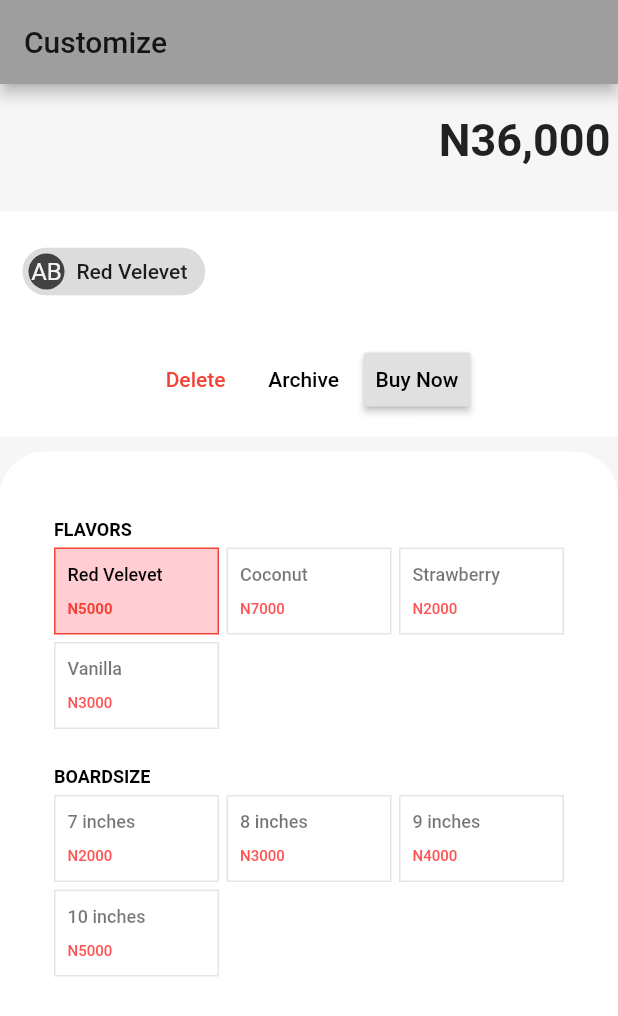
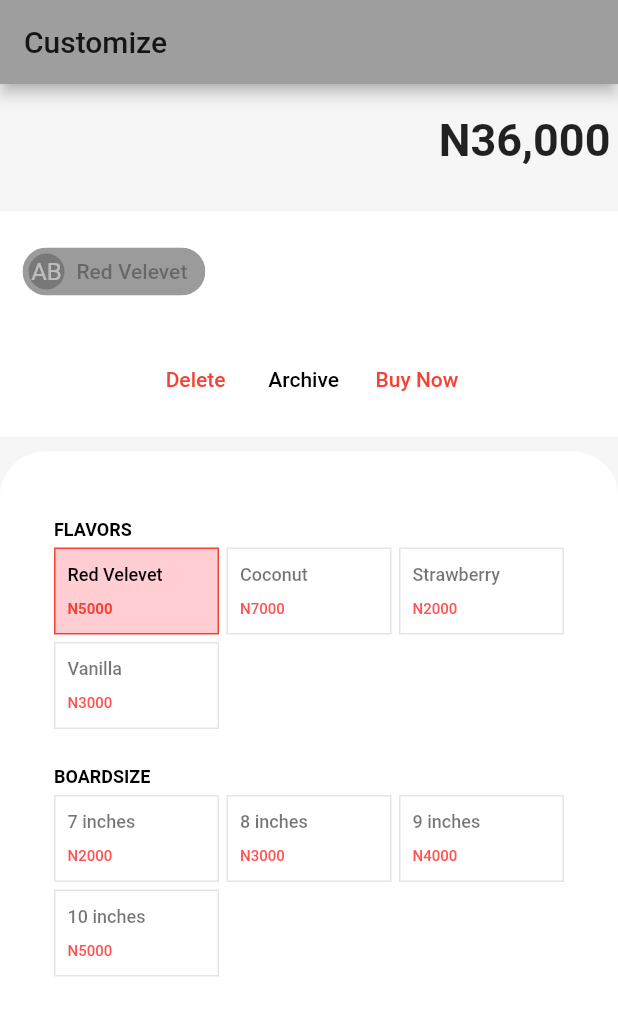
Before and after one commit to mujeex/flutter_fluffy, a Flutter app: the screen it shows after launch, after a tap on "Red Velevet", on a phone screen of 412 x 824 dp. Shown: the top 1016 px of the screen. Run offline on Flutter 3.47's test engine with Material 2 defaults, Android fonts, the phone set to English and light mode, and no system bars.

Commit message:
refactor:remove toggleSelectedItem from combo-row

```diff
--- a/lib/providers/ingredientData.dart
+++ b/lib/providers/ingredientData.dart
@@ -5,24 +5,7 @@ import 'package:flutter_fluffy/models/selection_model.dart';
 
 class IngredientData with ChangeNotifier{
 
-  List<Map<String,String>> flavors = [
-    {
-      'title': 'Red Velevet',
-      'price': 'N5000',
-    },
-    {
-      'title': 'Coconut',
-      'price': 'N7000',
-    },
-    {
-      'title': 'Strawberry',
-      'price': 'N2000',
-    },
-    {
-      'title': 'Vanilla',
-      'price': 'N3000',
-    }
-  ];
+
 
   List<Map<String,dynamic>> _ingredientsList = [
     {
--- a/lib/utility/widget_generator.dart
+++ b/lib/utility/widget_generator.dart
@@ -19,10 +19,10 @@ List<SelectionItem> generateSelectionItemWidgets(List<SelectionModel> ingredient
           price: ingredientModelWidget.price,
           isSelected: ingredientModelWidget.isSelected,
           onPressed:(){
+            //Toggle the on/off of selected items.
             Provider.of<IngredientData>(context,listen: false).updateSelection(ingredientModelWidget);
-            //Add selected item to combo list provider
+            //Add selected item to combo list provider.
             Provider.of<ComboList>(context,listen: false).addToComboList(ingredientModelWidget);
-//            ComboList().addToComboList(ingredientModelWidget);
           },
         )
     ) ;
--- a/lib/widgets/combo_row.dart
+++ b/lib/widgets/combo_row.dart
@@ -8,7 +8,7 @@ class CombosRow extends StatelessWidget {
   @override
   Widget build(BuildContext context) {
     return Consumer<ComboList>(
-      builder: (context,comboList,child){
+      builder: (context,comboListData,child){
 //        if(comboList.getComboListLength!=0){
           return Container(
             color: Colors.white,
@@ -23,20 +23,19 @@ class CombosRow extends StatelessWidget {
                   child: ListView.builder(
                       shrinkWrap: true,
                       scrollDirection: Axis.horizontal,
-                      itemCount: comboList.getComboListLength,
+                      itemCount: comboListData.getComboListLength,
                       itemBuilder: (BuildContext context, int index) {
                         return Padding(
                           padding: EdgeInsets.symmetric(horizontal: 5),
-                          child: ActionChip(
+                          child: ChoiceChip(
+                            selected: false,
                             avatar: CircleAvatar(
                               backgroundColor: Colors.grey.shade800,
                               child: Text('AB'),
 
                             ),
-                            label: Text('${comboList.getComboList[index].name}'),
-                            onPressed: () {
-                              print("delete item at $index index");
-                            },
+                            label: Text('${comboListData.getComboList[index].name}'),
+//
 
                           ),
                         );
@@ -58,9 +57,10 @@ class CombosRow extends StatelessWidget {
                         'Archive',
                       ),
                     ),
-                    RaisedButton(
+                    FlatButton(
                       onPressed: () {},
-                      child: Text('Buy Now'),
+                      child: Text('Buy Now',
+                        style: TextStyle(color: Colors.red),),
                     )
                   ],
                 )
```
Also changed, not shown: lib/providers/combo_list.dart (+7 -0 lines).
